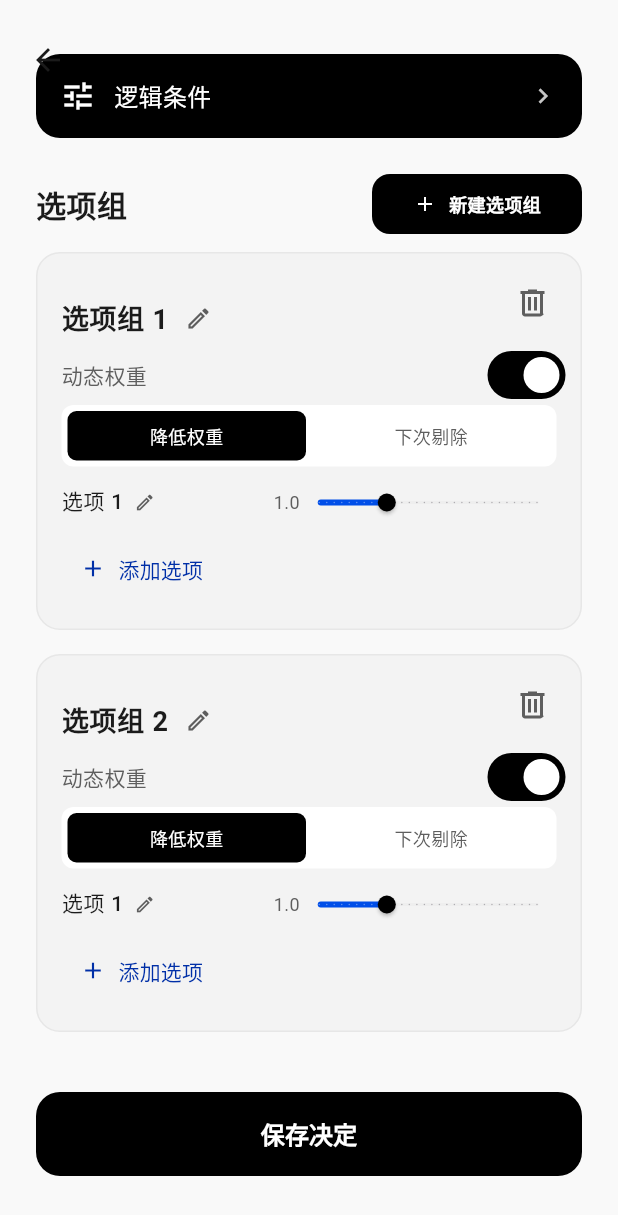
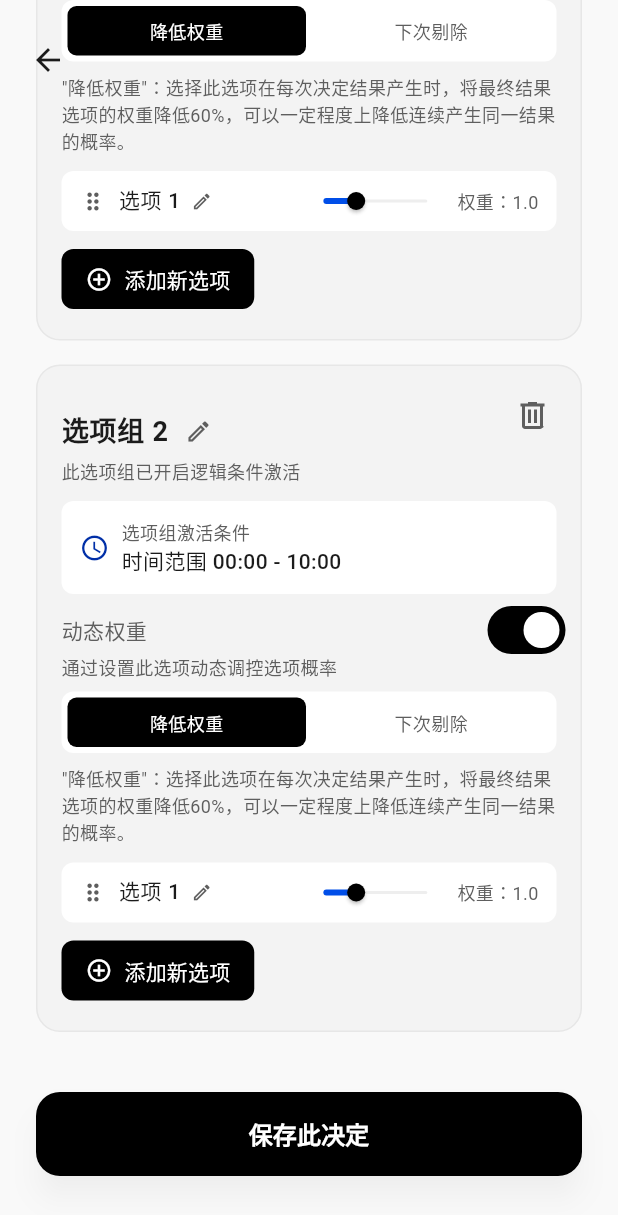
Before and after one commit to PixelEast/Jue, a Flutter app: the CreateDecisionPage screen opened directly, after a tap on "新建选项组", on a phone screen of 412 x 824 dp. Shown: the top 1215 px of the screen. Run offline on Flutter 3.47's test engine with Material 3 defaults, Android fonts, the phone set to English and light mode, and no system bars; our stand-ins replace shared_preferences; accounts and stored records are empty.

Commit message:
完善选项组卡片功能
1.为选项组卡片添加了逻辑条件激活显示的功能
2.为动态权重功能加入了提示信息
3.将选项变为了子卡片的形式

```diff
--- a/lib/presentation/screens/create/create_decision_page.dart
+++ b/lib/presentation/screens/create/create_decision_page.dart
@@ -445,16 +445,12 @@ class _CreateDecisionPageState extends State<CreateDecisionPage> {
                   ],
                 ),
                 const SizedBox(height: 12),
-                ..._optionGroups
-                    .asMap()
-                    .entries
-                    .map(
+                ..._optionGroups.asMap().entries.map(
                   (entry) => KeyedSubtree(
                     key: _groupKeys[entry.key] ?? GlobalKey(),
                     child: _buildOptionGroupCard(entry.key, entry.value),
                   ),
-                    )
-                    ,
+                ),
                 const SizedBox(height: 24),
                 ElevatedButton(
                   onPressed: _saveDecision,
@@ -465,9 +461,11 @@ class _CreateDecisionPageState extends State<CreateDecisionPage> {
                     shape: RoundedRectangleBorder(
                       borderRadius: BorderRadius.circular(16),
                     ),
+                    elevation: 8,
+                    shadowColor: Colors.black.withOpacity(0.2),
                   ),
                   child: const Text(
-                    '保存决定',
+                    '保存此决定',
                     style: TextStyle(fontSize: 16, fontWeight: FontWeight.w600),
                   ),
                 ),
@@ -589,6 +587,51 @@ class _CreateDecisionPageState extends State<CreateDecisionPage> {
                       );
                     },
                   ),
+                  const SizedBox(height: 4),
+                  Text(
+                    '此选项组已开启逻辑条件激活',
+                    style: TextStyle(fontSize: 12, color: Color(0xFF5E5E5E)),
+                  ),
+                  const SizedBox(height: 12),
+                  Container(
+                    padding: const EdgeInsets.all(12),
+                    decoration: BoxDecoration(
+                      color: Colors.white,
+                      borderRadius: BorderRadius.circular(8),
+                    ),
+                    child: Row(
+                      children: [
+                        Icon(
+                          Icons.access_time,
+                          size: 20,
+                          color: Color(0xFF002FA7),
+                        ),
+                        const SizedBox(width: 8),
+                        Expanded(
+                          child: Column(
+                            crossAxisAlignment: CrossAxisAlignment.start,
+                            children: [
+                              Text(
+                                '选项组激活条件',
+                                style: TextStyle(
+                                  fontSize: 12,
+                                  color: Color(0xFF5E5E5E),
+                                ),
+                              ),
+                              Text(
+                                '时间范围 00:00 - 10:00',
+                                style: TextStyle(
+                                  fontSize: 14,
+                                  fontWeight: FontWeight.w500,
+                                  color: Color(0xFF1B1B1B),
+                                ),
+                              ),
+                            ],
+                          ),
+                        ),
+                      ],
+                    ),
+                  ),
                   const SizedBox(height: 12),
                   Row(
                     children: [
@@ -618,6 +661,11 @@ class _CreateDecisionPageState extends State<CreateDecisionPage> {
                         ),
                       ),
                     ],
+                  ),
+                  const SizedBox(height: 4),
+                  Text(
+                    '通过设置此选项动态调控选项概率',
+                    style: TextStyle(fontSize: 12, color: Color(0xFF5E5E5E)),
                   ),
                   if (group.dynamicWeightEnabled) ...[
                     const SizedBox(height: 8),
@@ -708,29 +756,40 @@ class _CreateDecisionPageState extends State<CreateDecisionPage> {
                         ],
                       ),
                     ),
+                    const SizedBox(height: 8),
+                    Text(
+                      '"降低权重"：选择此选项在每次决定结果产生时，将最终结果选项的权重降低60%，可以一定程度上降低连续产生同一结果的概率。',
+                      style: TextStyle(fontSize: 12, color: Color(0xFF5E5E5E)),
+                    ),
                     const SizedBox(height: 12),
                   ],
-                  ...group.options
-                      .asMap()
-                      .entries
-                      .map(
-                        (entry) => _buildOptionItem(
-                          groupIndex,
-                          entry.key,
-                          entry.value,
+                  ...group.options.asMap().entries.map(
+                    (entry) =>
+                        _buildOptionItem(groupIndex, entry.key, entry.value),
                   ),
-                      )
-                      ,
                   TextButton.icon(
                     onPressed: () => _addOption(groupIndex),
                     icon: const Icon(
-                      Icons.add,
+                      Icons.add_circle_outline,
                       size: 18,
-                      color: Color(0xFF002FA7),
+                      color: Colors.white,
                     ),
                     label: const Text(
-                      '添加选项',
-                      style: TextStyle(color: Color(0xFF002FA7)),
+                      '添加新选项',
+                      style: TextStyle(
+                        color: Colors.white,
+                        fontWeight: FontWeight.w500,
+                      ),
+                    ),
+                    style: TextButton.styleFrom(
+                      backgroundColor: Colors.black,
+                      padding: const EdgeInsets.symmetric(
+                        horizontal: 16,
+                        vertical: 8,
+                      ),
+                      shape: RoundedRectangleBorder(
+                        borderRadius: BorderRadius.circular(8),
+                      ),
                     ),
                   ),
                 ],
@@ -784,8 +843,16 @@ class _CreateDecisionPageState extends State<CreateDecisionPage> {
 
     return Padding(
       padding: const EdgeInsets.only(bottom: 8),
+      child: Container(
+        padding: const EdgeInsets.symmetric(horizontal: 12, vertical: 8),
+        decoration: BoxDecoration(
+          color: Colors.white,
+          borderRadius: BorderRadius.circular(8),
+        ),
         child: Row(
           children: [
+            Icon(Icons.drag_indicator, size: 18, color: Color(0xFF5E5E5E)),
+            const SizedBox(width: 8),
             Expanded(
               flex: 3,
               child: ValueListenableBuilder<bool>(
@@ -844,17 +911,11 @@ class _CreateDecisionPageState extends State<CreateDecisionPage> {
                 },
               ),
             ),
+            const SizedBox(width: 8),
             Expanded(
               flex: 4,
               child: Row(
                 children: [
-                Text(
-                  option.weight.toStringAsFixed(1),
-                  style: const TextStyle(
-                    fontSize: 12,
-                    color: Color(0xFF5E5E5E),
-                  ),
-                ),
                   Expanded(
                     child: SliderTheme(
                       data: SliderThemeData(
@@ -885,15 +946,28 @@ class _CreateDecisionPageState extends State<CreateDecisionPage> {
                       ),
                     ),
                   ),
+                  const SizedBox(width: 8),
+                  Text(
+                    '权重：${option.weight.toStringAsFixed(1)}',
+                    style: const TextStyle(
+                      fontSize: 12,
+                      color: Color(0xFF5E5E5E),
+                    ),
+                  ),
                 ],
               ),
             ),
             if (_optionGroups[groupIndex].options.length > 1)
               IconButton(
-              icon: const Icon(Icons.close, size: 18, color: Color(0xFF5E5E5E)),
+                icon: const Icon(
+                  Icons.close,
+                  size: 18,
+                  color: Color(0xFF5E5E5E),
+                ),
                 onPressed: () => _removeOption(groupIndex, optionIndex),
               ),
           ],
+        ),
       ),
     );
   }
--- a/lib/presentation/screens/home/home_page.dart
+++ b/lib/presentation/screens/home/home_page.dart
@@ -417,14 +417,12 @@ class _HomePageState extends State<HomePage> {
       physics: const NeverScrollableScrollPhysics(),
       childAspectRatio: 0.95,
       children: [
-        ..._decisions
-            .map(
-              (d) => GestureDetector(
-                onTap: () => _navigateToExecute(d),
-                child: _buildGridCard(d),
-              ),
-            )
-            ,
+        ..._decisions.map(
+          (d) => GestureDetector(
+            onTap: () => _navigateToExecute(d),
+            child: _buildGridCard(d),
+          ),
+        ),
         _buildGridCreateCard(),
       ],
     );
@@ -518,7 +516,7 @@ class _HomePageState extends State<HomePage> {
 
 class _CreateIconBox extends StatelessWidget {
   final bool gridSize;
-  const _CreateIconBox();
+  const _CreateIconBox({this.gridSize = false});
 
   @override
   Widget build(BuildContext context) {
```
Lines whose indentation alone changed are shown as unchanged.
